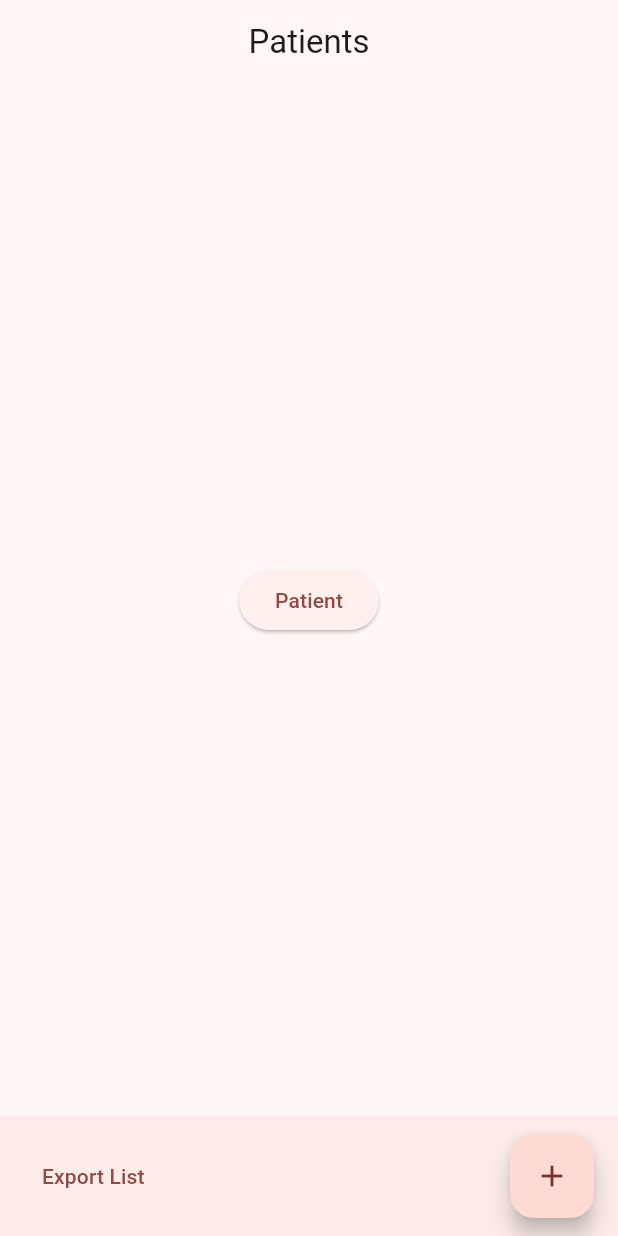
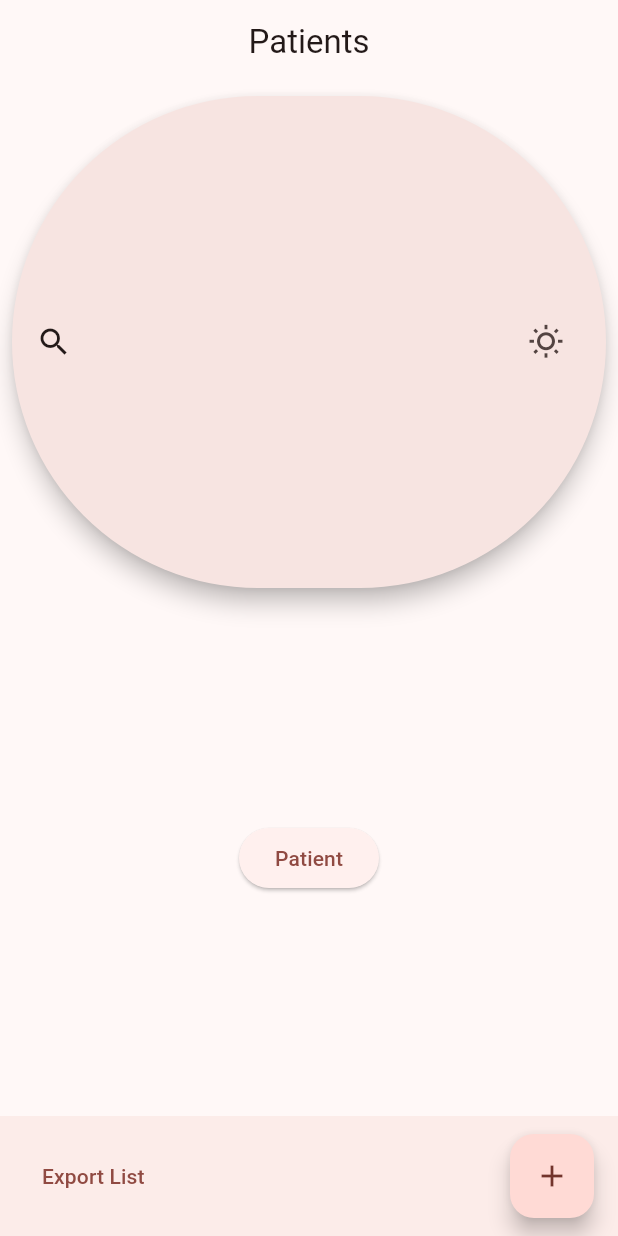
Before and after one commit to pcfino/ureact, a Flutter app: the screen it shows after launch, on a phone screen of 412 x 824 dp. Run offline on Flutter 3.47's test engine with Material 3 defaults, Android fonts, the phone set to English and light mode, and no system bars; our stand-ins replace sensors_plus.

Commit message:
Updating main page with search bar

```diff
--- a/capstone_project/lib/main.dart
+++ b/capstone_project/lib/main.dart
@@ -11,7 +11,7 @@ import 'dart:async';
 // *******************************************************************************************
 // START
 // ignore: non_constant_identifier_names
-String IOS_URL = 'http://127.0.0.1:5000/';
+String IOS_URL = 'http://127.0.0.1:8000/';
 // ignore: non_constant_identifier_names
 String ANDROID_URL = 'http://10.0.2.2:5000/';
 // ignore: non_constant_identifier_names
@@ -49,10 +49,10 @@ void main() {
 
 class MyApp extends StatelessWidget {
   const MyApp({super.key});
-
   // This widget is the root of your application.
   @override
   Widget build(BuildContext context) {
+    bool isDark = false;
     return MaterialApp(
       title: 'Patients',
       theme: ThemeData(
@@ -67,6 +67,55 @@ class MyApp extends StatelessWidget {
         body: Center(
           child: Column(
             children: [
+              Expanded(
+                child: Padding(
+                  padding: const EdgeInsets.all(8.0),
+                  child: SearchAnchor(builder:
+                      (BuildContext context, SearchController controller) {
+                    return SearchBar(
+                      controller: controller,
+                      padding: const MaterialStatePropertyAll<EdgeInsets>(
+                          EdgeInsets.symmetric(horizontal: 16.0)),
+                      onTap: () {
+                        controller.openView();
+                      },
+                      onChanged: (_) {
+                        controller.openView();
+                      },
+                      leading: const Icon(Icons.search),
+                      trailing: <Widget>[
+                        Tooltip(
+                          message: 'Change brightness mode',
+                          child: IconButton(
+                            isSelected: isDark,
+                            onPressed: () {
+                              setState(() {
+                                isDark = !isDark;
+                              });
+                            },
+                            icon: const Icon(Icons.wb_sunny_outlined),
+                            selectedIcon:
+                                const Icon(Icons.brightness_2_outlined),
+                          ),
+                        )
+                      ],
+                    );
+                  }, suggestionsBuilder:
+                      (BuildContext context, SearchController controller) {
+                    return List<ListTile>.generate(5, (int index) {
+                      final String item = 'item $index';
+                      return ListTile(
+                        title: Text(item),
+                        onTap: () {
+                          setState(() {
+                            controller.closeView(item);
+                          });
+                        },
+                      );
+                    });
+                  }),
+                ),
+              ),
               Expanded(
                 child: Row(
                   mainAxisAlignment: MainAxisAlignment.center,
@@ -108,6 +157,8 @@ class MyApp extends StatelessWidget {
       ),
     );
   }
+
+  void setState(Null Function() param0) {}
 }
 
 class PatientPage extends StatelessWidget {
```
